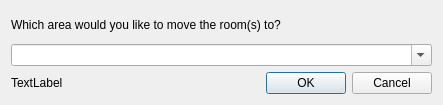
Before: the Qt Designer form src/ui/set_room_area.ui in Mudlet/Mudlet, drawn with Qt 5.
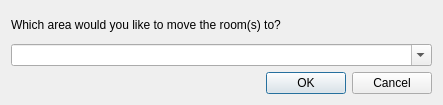
After: the same form once the commit is applied.

Diff of the .ui file:
```diff
--- a/src/ui/set_room_area.ui
+++ b/src/ui/set_room_area.ui
@@ -33,7 +33,7 @@
      <item>
       <widget class="QLabel" name="label_info">
        <property name="text">
-        <string>TextLabel</string>
+        <string/>
        </property>
        <property name="textFormat">
         <enum>Qt::AutoText</enum>
```
